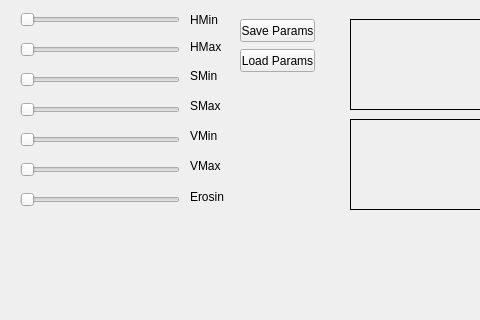
Before: the Qt Designer form Task2Solution/mainwindow.ui in Iftimie/HackSociety, drawn with Qt 5; both pictures show x 0 to 480 and y 168 to 488 of the 861 by 488 pixel window.
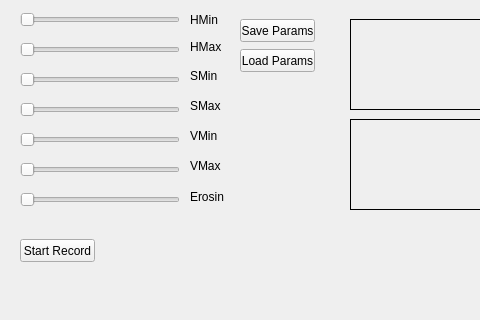
After: the same form once the commit is applied.

Patch:
```diff
--- a/Task2Solution/mainwindow.ui
+++ b/Task2Solution/mainwindow.ui
@@ -307,6 +307,19 @@
      <string>Erosin</string>
     </property>
    </widget>
+   <widget class="QPushButton" name="startRecord">
+    <property name="geometry">
+     <rect>
+      <x>20</x>
+      <y>390</y>
+      <width>75</width>
+      <height>23</height>
+     </rect>
+    </property>
+    <property name="text">
+     <string>Start Record</string>
+    </property>
+   </widget>
   </widget>
   <widget class="QMenuBar" name="menuBar">
    <property name="geometry">
```
